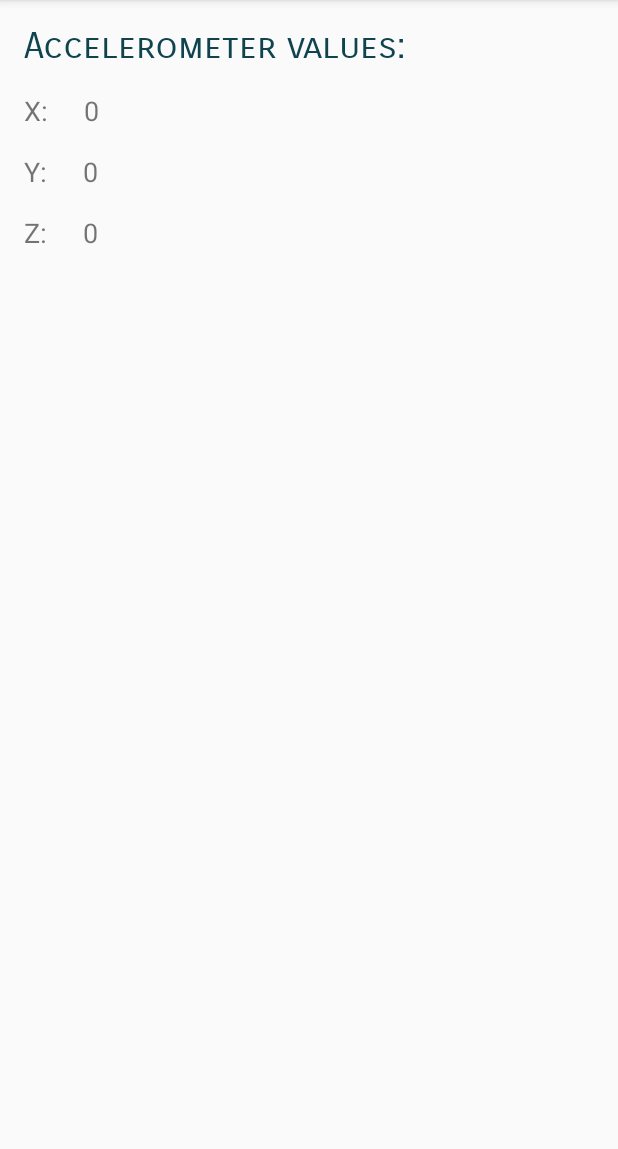
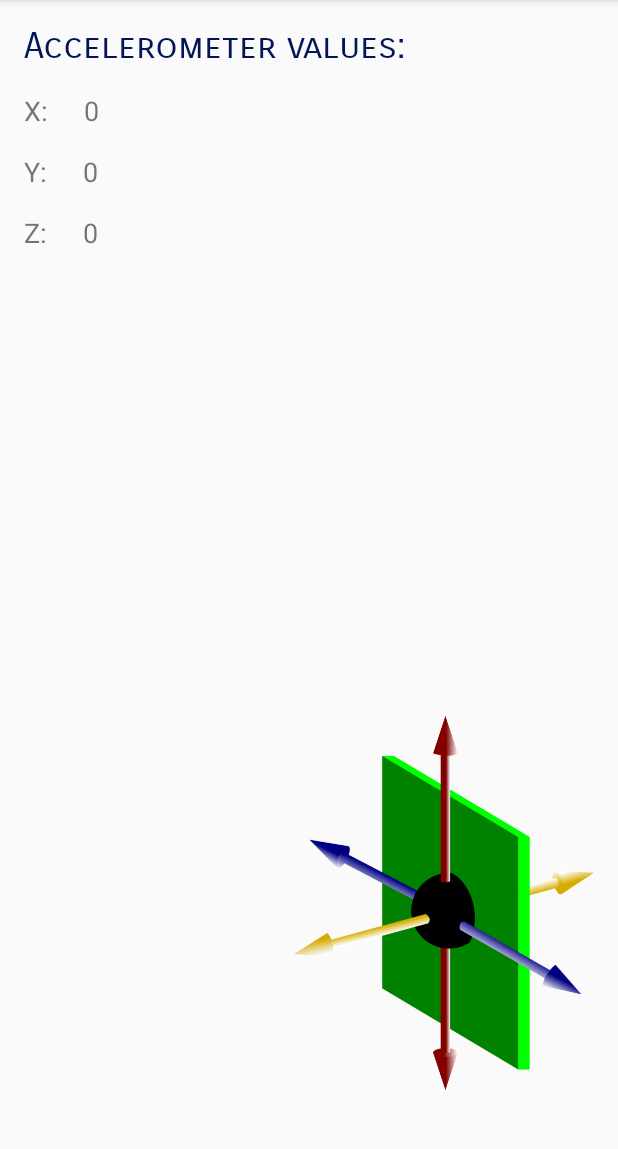
Before and after one commit to fr6744ek-s/HelloSensor, an Android app: the AccelerometerActivity screen opened directly, with no data from a screen before it, on a phone screen of 412 x 824 dp, the part 84-1233 px from its top. Run offline under Robolectric (Android 15) with nearby library versions, the phone set to English and light mode, and no system bars.

Commit message:
Add sound to compass and images in both compass and accelerometer. Change colors

```diff
--- a/app/src/main/java/com/example/hellosensor/CompassActivity.java
+++ b/app/src/main/java/com/example/hellosensor/CompassActivity.java
@@ -6,6 +6,7 @@ import android.hardware.Sensor;
 import android.hardware.SensorEvent;
 import android.hardware.SensorEventListener;
 import android.hardware.SensorManager;
+import android.media.MediaPlayer;
 import android.os.Bundle;
 import android.os.VibrationEffect;
 import android.widget.ImageView;
@@ -98,6 +99,8 @@ public class CompassActivity extends AppCompatActivity implements SensorEventLis
         if (345 <= azimuth || azimuth <= 15) {
             Vibrator v = (Vibrator) getSystemService(Context.VIBRATOR_SERVICE);
             v.vibrate(VibrationEffect.createOneShot(1000, VibrationEffect.DEFAULT_AMPLITUDE));
+            MediaPlayer mediaPlayer = MediaPlayer.create(getApplicationContext(), R.raw.beep);
+            mediaPlayer.start();
         }
 
         txt_azimuth.setText(azimuth + "° " + where);
--- a/app/src/main/res/layout/activity_accelerometer.xml
+++ b/app/src/main/res/layout/activity_accelerometer.xml
@@ -15,7 +15,7 @@
         android:fontFamily="sans-serif-smallcaps"
         android:text="Accelerometer values:"
         android:textAppearance="@style/TextAppearance.AppCompat.Medium"
-        android:textColor="#0F444E"
+        android:textColor="#011657"
         android:textSize="24sp"
         app:layout_constraintStart_toStartOf="parent"
         app:layout_constraintTop_toTopOf="parent" />
@@ -85,4 +85,14 @@
         android:textSize="18sp"
         app:layout_constraintStart_toEndOf="@+id/textView7"
         app:layout_constraintTop_toBottomOf="@+id/y_value" />
+
+    <ImageView
+        android:id="@+id/imageView2"
+        android:layout_width="200dp"
+        android:layout_height="300dp"
+        android:layout_marginEnd="16dp"
+        android:layout_marginBottom="16dp"
+        app:layout_constraintBottom_toBottomOf="parent"
+        app:layout_constraintEnd_toEndOf="parent"
+        app:srcCompat="@drawable/accelerometer" />
 </androidx.constraintlayout.widget.ConstraintLayout>
--- a/app/src/main/res/layout/activity_main.xml
+++ b/app/src/main/res/layout/activity_main.xml
@@ -37,7 +37,7 @@
         android:fontFamily="sans-serif-smallcaps"
         android:text="Choose a sensor:"
         android:textAppearance="@style/TextAppearance.AppCompat.Medium"
-        android:textColor="#0F444E"
+        android:textColor="#011657"
         android:textSize="30sp"
         app:layout_constraintStart_toStartOf="parent"
         app:layout_constraintTop_toTopOf="parent" />
```
Also changed, not shown: app/src/main/res/layout/activity_compass.xml (+12 -2 lines), app/src/main/res/drawable/accelerometer.png (added), app/src/main/res/drawable/compass_image.png, app/src/main/res/drawable/world.png (added), 2 other files.
